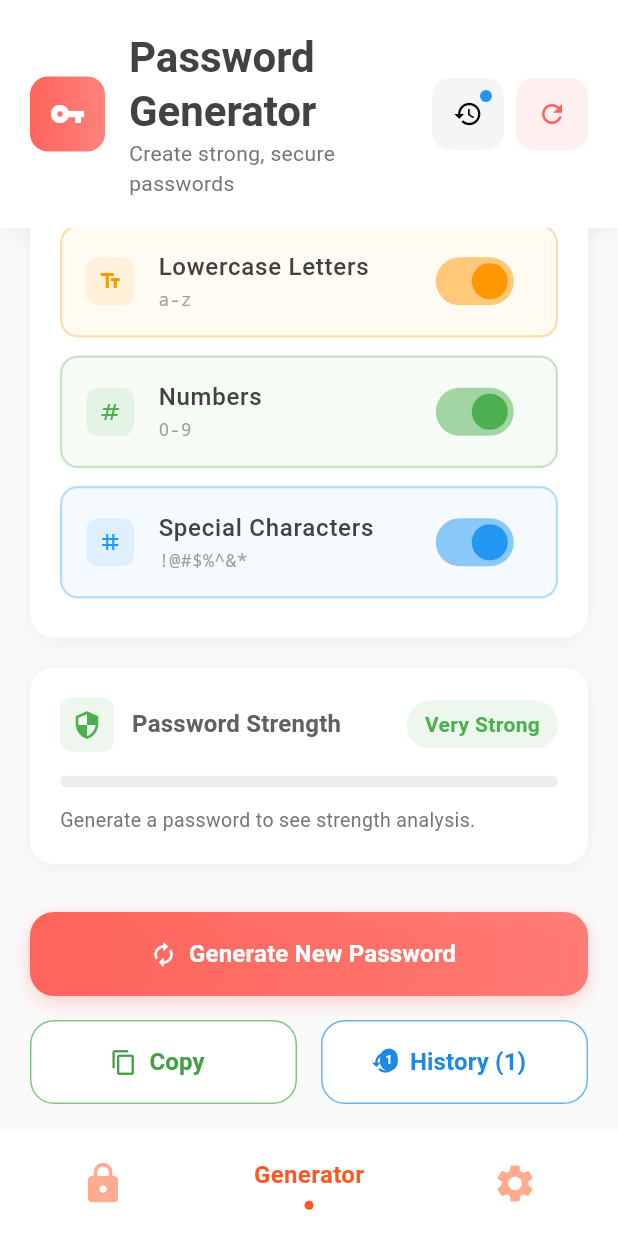
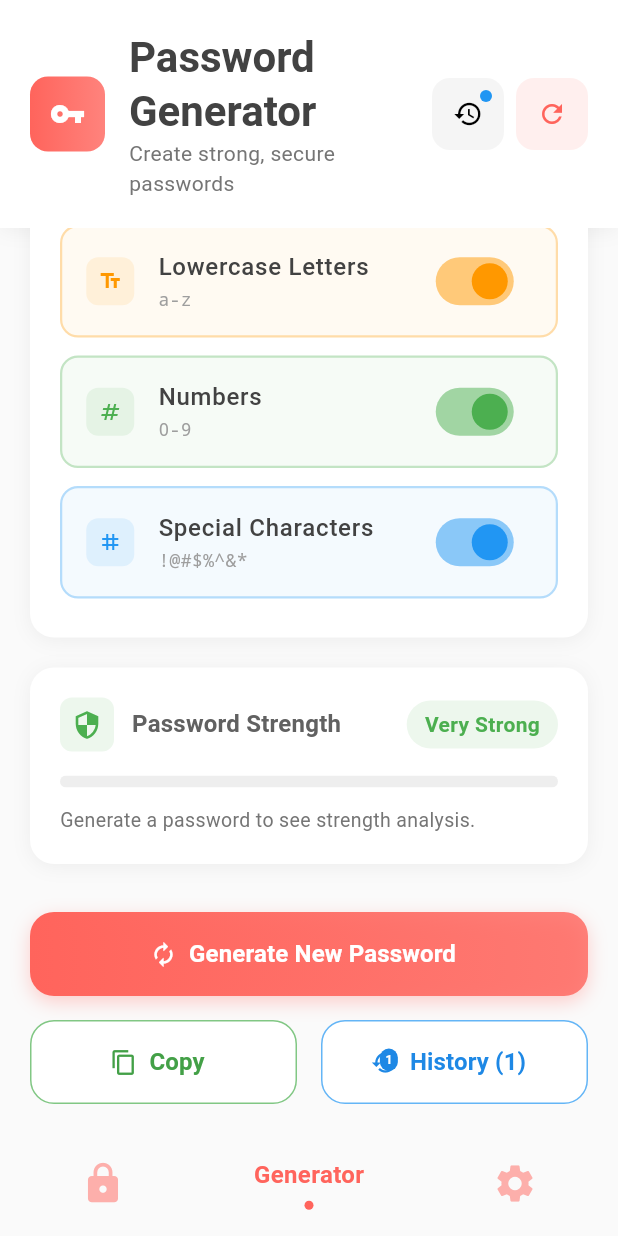
Before and after one commit to henry-azer/vault-it-app, a Flutter app: the AppNavigatorScreen screen opened by its route, item 2 of the bottom bar chosen, scrolled down 576 dp, on a phone screen of 412 x 824 dp. Run offline on Flutter 3.47's test engine with Material 3 defaults, Android fonts, the phone set to English and light mode, and no system bars; drawn by our look-alikes of sliding_clipped_nav_bar; our stand-ins replace file_picker, flutter_native_splash, get_it, package_info_plus, permission_handler, share_plus and 2 more; accounts and stored records are empty.

Commit message:
implement app navigator screen

```diff
--- a/lib/core/utils/app_colors.dart
+++ b/lib/core/utils/app_colors.dart
@@ -15,16 +15,16 @@ class AppColors {
   static const Color lightOnError = Color(0xFFFFFFFF);
 
   // Dark Theme
-  static const Color darkPrimary = Color(0xFFFF9800);
+  static const Color darkPrimary = Color(0xFFFF645C);
   static const Color darkOnPrimary = Color(0xFF000000);
-  static const Color darkSecondary = Color(0xFFFF5722);
+  static const Color darkSecondary = Color(0xFFFF9800);
   static const Color darkOnSecondary = Color(0xFF000000);
   static const Color darkBackground = Color(0xFF000000);
   static const Color darkSurface = Color(0xFF1E1E1E);
   static const Color darkOnBackground = Color(0xFFFFFFFF);
   static const Color darkOnSurface = Color(0xFFFFFFFF);
   static const Color darkOutline = Color(0xFF424242);
-  static const Color darkError = Color(0xFFCF6679);
+  static const Color darkError = Color(0xFFB00020);
   static const Color darkOnError = Color(0xFF000000);
 
   // Shared
--- a/lib/features/app-navigator/presentation/screens/app_navigator_screen.dart
+++ b/lib/features/app-navigator/presentation/screens/app_navigator_screen.dart
@@ -1,19 +1,23 @@
 import 'package:flutter/material.dart';
+import 'package:pass_vault_it/config/localization/app_localization.dart';
+import 'package:pass_vault_it/config/themes/theme_provider.dart';
+import 'package:pass_vault_it/core/utils/app_strings.dart';
+import 'package:pass_vault_it/features/app-navigator/presentation/providers/navigation_provider.dart';
+import 'package:pass_vault_it/features/generator/presentation/screens/generator_screen.dart';
+import 'package:pass_vault_it/features/settings/presentation/screens/settings_screen.dart';
+import 'package:pass_vault_it/features/vault/presentation/screens/vault_screen.dart';
 import 'package:provider/provider.dart';
 import 'package:sliding_clipped_nav_bar/sliding_clipped_nav_bar.dart';
-import '../providers/navigation_provider.dart';
-import '../../../vault/presentation/screens/vault_screen.dart';
-import '../../../generator/presentation/screens/generator_screen.dart';
-import '../../../settings/presentation/screens/settings_screen.dart';
 
 class AppNavigatorScreen extends StatefulWidget {
-  const AppNavigatorScreen({Key? key}) : super(key: key);
+  const AppNavigatorScreen({super.key});
 
   @override
   State<AppNavigatorScreen> createState() => _AppNavigatorScreenState();
 }
 
 class _AppNavigatorScreenState extends State<AppNavigatorScreen> {
+
   final List<Widget> _screens = [
     const VaultScreen(),
     const GeneratorScreen(),
@@ -22,8 +26,8 @@ class _AppNavigatorScreenState extends State<AppNavigatorScreen> {
 
   @override
   Widget build(BuildContext context) {
-    return Consumer<NavigationProvider>(
-      builder: (context, navigationProvider, child) {
+    return Consumer2<NavigationProvider, ThemeProvider>(
+      builder: (context, navigationProvider, themeProvider, child) {
         return Scaffold(
           body: PageView(
             controller: navigationProvider.pageController,
@@ -32,23 +36,23 @@ class _AppNavigatorScreenState extends State<AppNavigatorScreen> {
             children: _screens,
           ),
           bottomNavigationBar: SlidingClippedNavBar(
-            backgroundColor: Colors.white,
+            backgroundColor: Theme.of(context).scaffoldBackgroundColor,
             onButtonPressed: navigationProvider.setSelectedIndex,
             iconSize: 30,
-            activeColor: const Color(0xFFFF5722),
+            activeColor: Theme.of(context).colorScheme.primary,
             selectedIndex: navigationProvider.selectedIndex,
             barItems: [
               BarItem(
                 icon: Icons.lock,
-                title: 'Vault',
+                title: AppStrings.vault.tr,
               ),
               BarItem(
                 icon: Icons.vpn_key,
-                title: 'Generator',
+                title: AppStrings.generator.tr,
               ),
               BarItem(
                 icon: Icons.settings,
-                title: 'Settings',
+                title: AppStrings.settings.tr,
               ),
             ],
           ),
```
